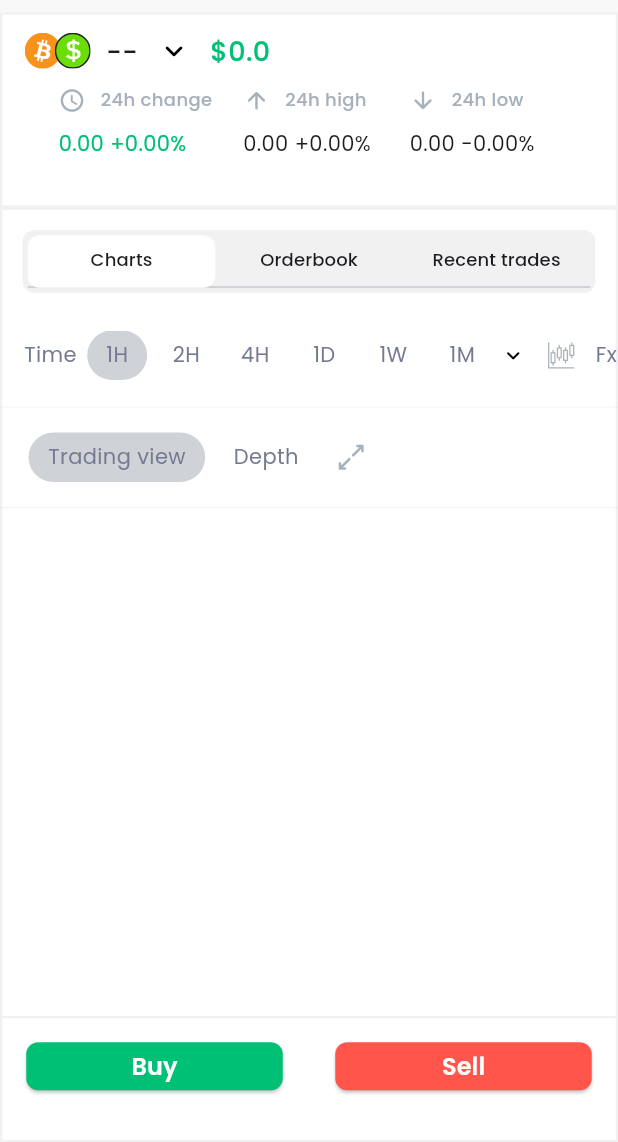
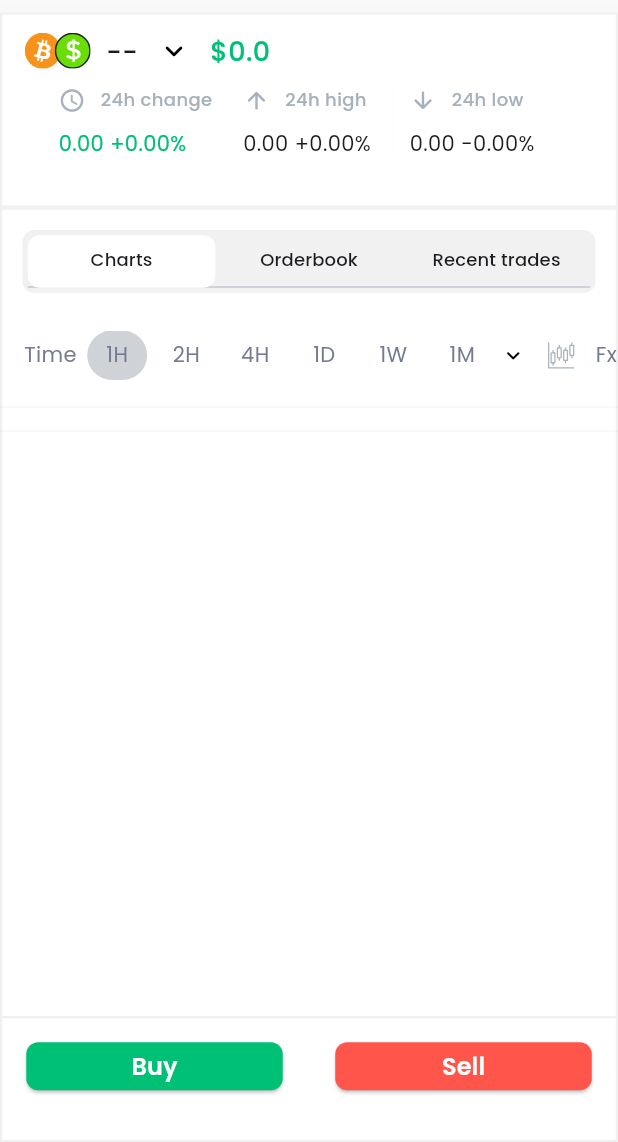
Before and after one commit to Collins-01/Binance-Candle-Stick-Realtime-Demo, a Flutter app: the screen it shows after launch, on a phone screen of 412 x 824 dp, the part 94-1236 px from its top. Run offline on Flutter 3.47's test engine with Material 3 defaults, Android fonts, the phone set to English and light mode, and no system bars; our stand-ins replace dio, flutter_riverpod, flutter_svg, freezed_annotation, google_fonts; missing offline and left inert: candlesticks; network calls fail.

Commit message:
Resolved overflow on candle stick section

```diff
--- a/lib/presentation/views/components/candle_sticks_section.dart
+++ b/lib/presentation/views/components/candle_sticks_section.dart
@@ -37,90 +37,90 @@ class _CandleSticksSectionState extends ConsumerState<CandleSticksSection> {
           color: AppColors.blackTint.withOpacity(.1),
           thickness: 1,
         ),
-        Padding(
-          padding: const EdgeInsets.symmetric(
-            horizontal: 16,
-            vertical: 9,
-          ),
-          child: Row(
-            children: [
-              InkWell(
-                onTap: () {
-                  if (!_isTradingView) {
-                    setState(() {
-                      _isTradingView = true;
-                    });
-                  }
-                },
-                child: AnimatedContainer(
-                  duration: const Duration(milliseconds: 400),
-                  margin: const EdgeInsets.symmetric(
-                    horizontal: 3,
-                  ),
-                  padding: const EdgeInsets.symmetric(
-                    vertical: 6,
-                    horizontal: 13,
-                  ),
-                  decoration: BoxDecoration(
-                    borderRadius: BorderRadius.circular(100),
-                    color: _isTradingView
-                        ? context.isDarkMode
-                            ? const Color(0xff555C63)
-                            : const Color(0xffCFD3D8)
-                        : Colors.transparent,
-                  ),
-                  child: Center(
-                    child: AppText.body1(
-                      'Trading view',
-                      color: context.isDarkMode
-                          ? AppColors.white
-                          : AppColors.blackTint2,
-                    ),
-                  ),
-                ),
-              ),
-              InkWell(
-                onTap: () {
-                  if (_isTradingView) {
-                    setState(() {
-                      _isTradingView = false;
-                    });
-                  }
-                },
-                child: AnimatedContainer(
-                  duration: const Duration(milliseconds: 400),
-                  margin: const EdgeInsets.symmetric(
-                    horizontal: 3,
-                  ),
-                  padding: const EdgeInsets.symmetric(
-                    vertical: 6,
-                    horizontal: 13,
-                  ),
-                  decoration: BoxDecoration(
-                    borderRadius: BorderRadius.circular(100),
-                    color: !_isTradingView
-                        ? context.isDarkMode
-                            ? const Color(0xff555C63)
-                            : const Color(0xffCFD3D8)
-                        : Colors.transparent,
-                  ),
-                  child: Center(
-                    child: AppText.body1(
-                      'Depth',
-                      color: context.isDarkMode
-                          ? AppColors.white
-                          : AppColors.blackTint2,
-                    ),
-                  ),
-                ),
-              ),
-              const Gap(5),
-              SvgPicture.asset(
-                AppAssets.expand,
-              )
-            ],
-          ),
-        ),
+        // Padding(
+        //   padding: const EdgeInsets.symmetric(
+        //     horizontal: 16,
+        //     vertical: 9,
+        //   ),
+        //   child: Row(
+        //     children: [
+        //       InkWell(
+        //         onTap: () {
+        //           if (!_isTradingView) {
+        //             setState(() {
+        //               _isTradingView = true;
+        //             });
+        //           }
+        //         },
+        //         child: AnimatedContainer(
+        //           duration: const Duration(milliseconds: 400),
+        //           margin: const EdgeInsets.symmetric(
+        //             horizontal: 3,
+        //           ),
+        //           padding: const EdgeInsets.symmetric(
+        //             vertical: 6,
+        //             horizontal: 13,
+        //           ),
+        //           decoration: BoxDecoration(
+        //             borderRadius: BorderRadius.circular(100),
+        //             color: _isTradingView
+        //                 ? context.isDarkMode
+        //                     ? const Color(0xff555C63)
+        //                     : const Color(0xffCFD3D8)
+        //                 : Colors.transparent,
+        //           ),
+        //           child: Center(
+        //             child: AppText.body1(
+        //               'Trading view',
+        //               color: context.isDarkMode
+        //                   ? AppColors.white
+        //                   : AppColors.blackTint2,
+        //             ),
+        //           ),
+        //         ),
+        //       ),
+        //       InkWell(
+        //         onTap: () {
+        //           if (_isTradingView) {
+        //             setState(() {
+        //               _isTradingView = false;
+        //             });
+        //           }
+        //         },
+        //         child: AnimatedContainer(
+        //           duration: const Duration(milliseconds: 400),
+        //           margin: const EdgeInsets.symmetric(
+        //             horizontal: 3,
+        //           ),
+        //           padding: const EdgeInsets.symmetric(
+        //             vertical: 6,
+        //             horizontal: 13,
+        //           ),
+        //           decoration: BoxDecoration(
+        //             borderRadius: BorderRadius.circular(100),
+        //             color: !_isTradingView
+        //                 ? context.isDarkMode
+        //                     ? const Color(0xff555C63)
+        //                     : const Color(0xffCFD3D8)
+        //                 : Colors.transparent,
+        //           ),
+        //           child: Center(
+        //             child: AppText.body1(
+        //               'Depth',
+        //               color: context.isDarkMode
+        //                   ? AppColors.white
+        //                   : AppColors.blackTint2,
+        //             ),
+        //           ),
+        //         ),
+        //       ),
+        //       const Gap(5),
+        //       SvgPicture.asset(
+        //         AppAssets.expand,
+        //       )
+        //     ],
+        //   ),
+        // ),
         Divider(
           color: AppColors.blackTint.withOpacity(.1),
           thickness: 1,
@@ -143,14 +143,14 @@ class _CandleSticksSectionState extends ConsumerState<CandleSticksSection> {
               // displayZoomActions: false,
               actions: [
                 ToolBarAction(
-                  width: 45,
+                  // width: 40,
                   onPressed: () {},
                   child: Padding(
                     padding: const EdgeInsets.only(left: 5),
                     child: SvgPicture.asset(
                       AppAssets.arrow_down,
-                      width: 25,
-                      height: 25,
+                      width: 20,
+                      height: 20,
                     ),
                   ),
                 ),
@@ -159,14 +159,14 @@ class _CandleSticksSectionState extends ConsumerState<CandleSticksSection> {
                   onPressed: () {},
                   child: Padding(
                     padding: const EdgeInsets.only(left: 2),
-                    child: AppText.body2(
+                    child: AppText.caption(
                       vm.currentSymbol!.symbol,
                       fontSize: 11,
                       color: AppColors.blackTint2,
                     ),
                   ),
                 ),
-                if (vm.candleStick != null)
+                if (vm.candleTicker != null)
                   ToolBarAction(
                     width: 55,
                     onPressed: () {},
@@ -180,7 +180,7 @@ class _CandleSticksSectionState extends ConsumerState<CandleSticksSection> {
                             color: AppColors.blackTint2,
                           ),
                           AppText.body2(
-                            vm.candleStick?.candle.open.formatValue() ?? "-",
+                            vm.candleTicker?.candle.open.formatValue() ?? "-",
                             fontSize: 11,
                             color: AppColors.green,
                           ),
@@ -188,7 +188,7 @@ class _CandleSticksSectionState extends ConsumerState<CandleSticksSection> {
                       ),
                     ),
                   ),
-                if (vm.candleStick != null)
+                if (vm.candleTicker != null)
                   ToolBarAction(
                     width: 55,
                     onPressed: () {},
@@ -202,7 +202,7 @@ class _CandleSticksSectionState extends ConsumerState<CandleSticksSection> {
                             color: AppColors.blackTint2,
                           ),
                           AppText.body2(
-                            vm.candleStick?.candle.high.formatValue() ?? "-",
+                            vm.candleTicker?.candle.high.formatValue() ?? "-",
                             fontSize: 11,
                             color: AppColors.green,
                           ),
@@ -210,7 +210,7 @@ class _CandleSticksSectionState extends ConsumerState<CandleSticksSection> {
                       ),
                     ),
                   ),
-                if (vm.candleStick != null)
+                if (vm.candleTicker != null)
                   ToolBarAction(
                     width: 55,
                     onPressed: () {},
@@ -224,7 +224,7 @@ class _CandleSticksSectionState extends ConsumerState<CandleSticksSection> {
                             color: AppColors.blackTint2,
                           ),
                           AppText.body2(
-                            vm.candleStick?.candle.low.formatValue() ?? "-",
+                            vm.candleTicker?.candle.low.formatValue() ?? "-",
                             fontSize: 11,
                             color: AppColors.green,
                           ),
@@ -232,7 +232,7 @@ class _CandleSticksSectionState extends ConsumerState<CandleSticksSection> {
                       ),
                     ),
                   ),
-                if (vm.candleStick != null)
+                if (vm.candleTicker != null)
                   ToolBarAction(
                     width: 55,
                     onPressed: () {},
@@ -246,7 +246,7 @@ class _CandleSticksSectionState extends ConsumerState<CandleSticksSection> {
                             color: AppColors.blackTint2,
                           ),
                           AppText.body2(
-                            vm.candleStick?.candle.close.formatValue() ?? "-",
+                            vm.candleTicker?.candle.close.formatValue() ?? "-",
                             fontSize: 11,
                             color: AppColors.green,
                           ),
--- a/lib/presentation/views/components/price_change_section.dart
+++ b/lib/presentation/views/components/price_change_section.dart
@@ -57,7 +57,7 @@ class PriceChangeSection extends ConsumerWidget {
                   AppText.heading5(
                     vm.currentSymbol == null
                         ? ""
-                        : '\$${double.tryParse(vm.currentSymbol!.price)?.formatValue()}',
+                        : '\$${double.tryParse(vm.currentSymbol!.price).formatValue()}',
                     color: AppColors.green,
                   ),
                 ] else ...[
@@ -111,9 +111,9 @@ class PriceChangeSection extends ConsumerWidget {
                           ],
                         ),
                         const Gap(5),
-                        if (vm.candleStick != null)
+                        if (vm.candleTicker != null)
                           AppText.body1(
-                            '${vm.candleStick?.candle.volume.formatValue2()} +1%',
+                            '${vm.candleTicker?.candle.volume.formatValue2()} +1%',
                             color: AppColors.green,
                           )
                         else
@@ -151,9 +151,9 @@ class PriceChangeSection extends ConsumerWidget {
                           ],
                         ),
                         const Gap(5),
-                        if (vm.candleStick != null)
+                        if (vm.candleTicker != null)
                           AppText.body1(
-                            '${vm.candleStick?.candle.high.formatValue()} +1%',
+                            '${vm.candleTicker?.candle.high.formatValue()} +1%',
                           )
                         else
                           AppText.body1(
@@ -189,9 +189,9 @@ class PriceChangeSection extends ConsumerWidget {
                           ],
                         ),
                         const Gap(5),
-                        if (vm.candleStick != null)
+                        if (vm.candleTicker != null)
                           AppText.body1(
-                            '${vm.candleStick?.candle.low.formatValue()} -1%',
+                            '${vm.candleTicker?.candle.low.formatValue()} -1%',
                           )
                         else
                           AppText.body1(
--- a/lib/presentation/views/home_view.dart
+++ b/lib/presentation/views/home_view.dart
@@ -38,7 +38,7 @@ class _HomeViewState extends ConsumerState<HomeView>
               .read(homeViewModelProvider)
               .getCandles(vm.currentSymbol!, vm.currentInterval)
               .then((value) {
-            if (vm.candleStick == null) {
+            if (vm.candleTicker == null) {
               vm.initializeWebSocket();
             }
           });
```
Also changed, not shown: lib/presentation/views/components/order_book_section.dart (+30 -26 lines), lib/presentation/views/viewmodels/home_viewmodel.dart (+9 -6 lines).
